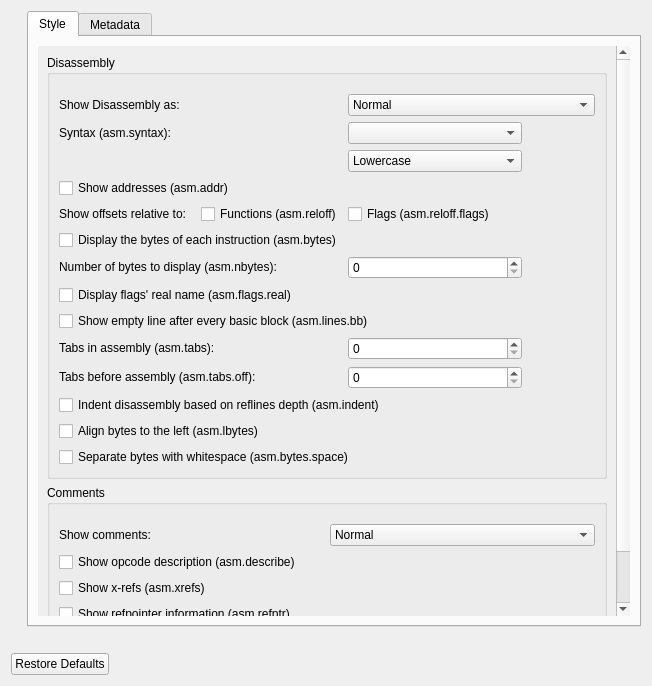
The window that src/dialogs/preferences/AsmOptionsWidget.ui (radareorg/iaito) describes before a commit, drawn with Qt 5.
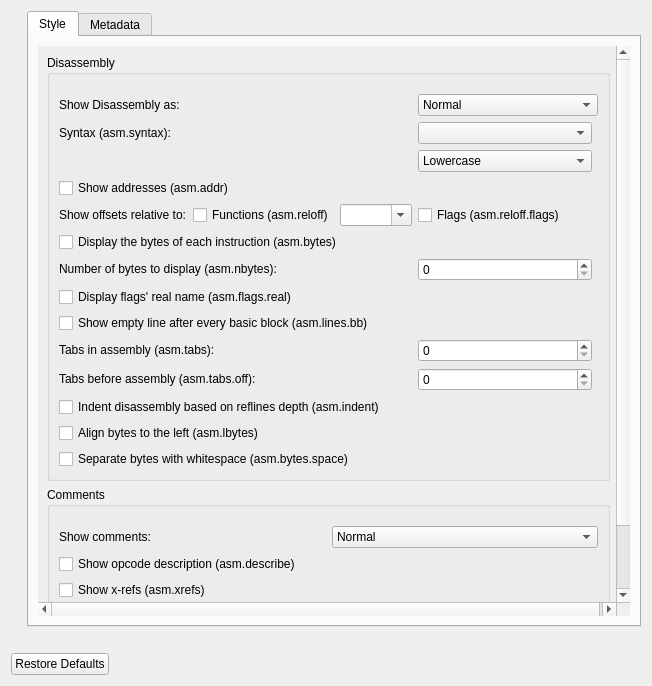
The same window after the commit.

Commit message: Add relto in the asm preferences

Diff of the .ui file:
```diff
--- a/src/dialogs/preferences/AsmOptionsWidget.ui
+++ b/src/dialogs/preferences/AsmOptionsWidget.ui
@@ -267,6 +267,13 @@
                     </property>
                    </widget>
                   </item>
+                  <item>
+                   <widget class="QComboBox" name="relToComboBox">
+                    <property name="editable">
+                     <bool>true</bool>
+                    </property>
+                   </widget>
+                  </item>
                  </layout>
                 </item>
                 <item row="8" column="2">
```
The commit also changes 2 other files.
